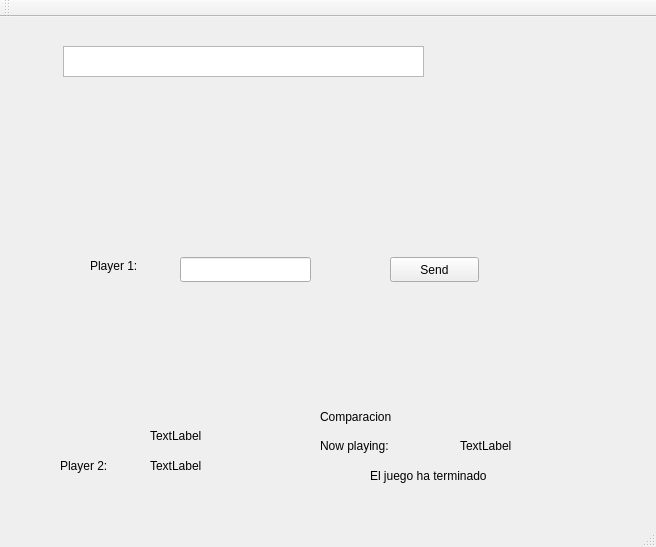
Qt form QT-Client/client.ui (menaleon/Cards--Pagination-Game) before a commit.
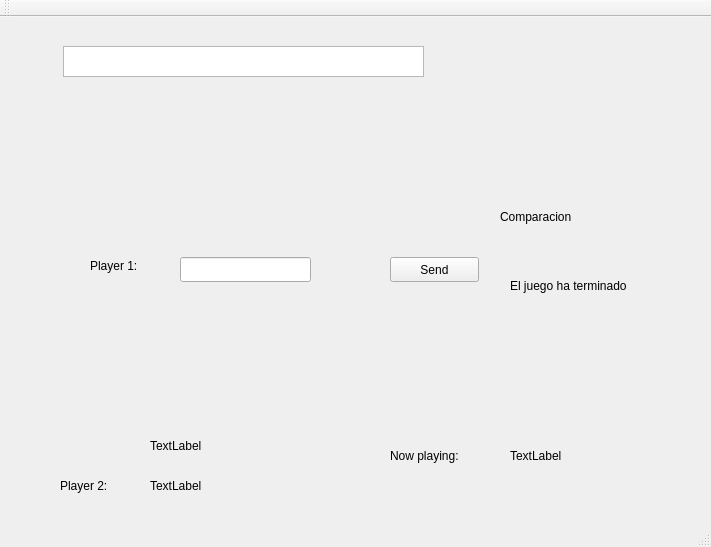
The same form after that commit.

Commit message:
Cleaned code a little bit - Client side
Minimal changes to improve readability

```diff
--- a/QT-Client/client.ui
+++ b/QT-Client/client.ui
@@ -6,7 +6,7 @@
    <rect>
     <x>0</x>
     <y>0</y>
-    <width>656</width>
+    <width>711</width>
     <height>547</height>
    </rect>
   </property>
@@ -64,7 +64,7 @@
     <property name="geometry">
      <rect>
       <x>60</x>
-      <y>440</y>
+      <y>460</y>
       <width>67</width>
       <height>17</height>
      </rect>
@@ -77,7 +77,7 @@
     <property name="geometry">
      <rect>
       <x>150</x>
-      <y>440</y>
+      <y>460</y>
       <width>67</width>
       <height>17</height>
      </rect>
@@ -90,7 +90,7 @@
     <property name="geometry">
      <rect>
       <x>150</x>
-      <y>410</y>
+      <y>420</y>
       <width>67</width>
       <height>17</height>
      </rect>
@@ -102,8 +102,8 @@
    <widget class="QLabel" name="playingLabel">
     <property name="geometry">
      <rect>
-      <x>320</x>
-      <y>420</y>
+      <x>390</x>
+      <y>430</y>
       <width>91</width>
       <height>17</height>
      </rect>
@@ -115,8 +115,8 @@
    <widget class="QLabel" name="turnoLabel">
     <property name="geometry">
      <rect>
-      <x>460</x>
-      <y>420</y>
+      <x>510</x>
+      <y>430</y>
       <width>67</width>
       <height>17</height>
      </rect>
@@ -128,8 +128,8 @@
    <widget class="QLabel" name="comparacionLabel">
     <property name="geometry">
      <rect>
-      <x>320</x>
-      <y>390</y>
+      <x>500</x>
+      <y>190</y>
       <width>201</width>
       <height>20</height>
      </rect>
@@ -141,8 +141,8 @@
    <widget class="QLabel" name="juegoFInalizado">
     <property name="geometry">
      <rect>
-      <x>370</x>
-      <y>450</y>
+      <x>510</x>
+      <y>260</y>
       <width>161</width>
       <height>17</height>
      </rect>
```
Left out of the diff: 2 changed lines with no effect on the pictures. The commit also changes 3 other files.
